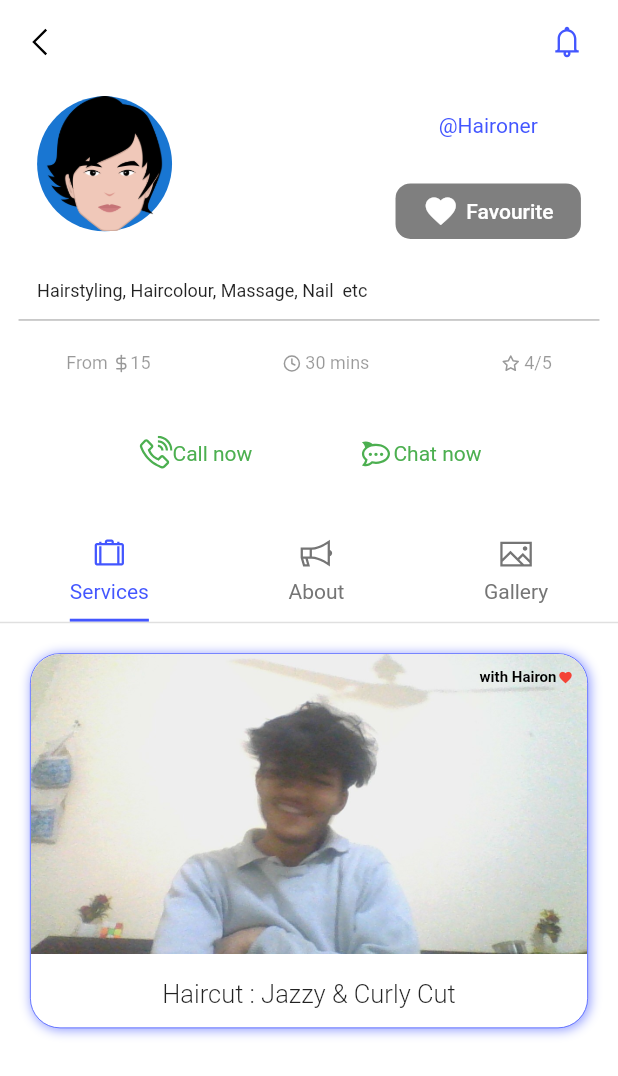
After one commit to sanyogsr/hairon, a Flutter app: the SalonScreen screen opened directly, on a phone screen of 412 x 824 dp. The commit adds this screen. Shown: the top 1076 px of the screen. Run offline on Flutter 3.47's test engine with Material 2 defaults, Android fonts, the phone set to English and light mode, and no system bars; our stand-ins replace flutter_feather_icons, intl_phone_field, line_icons, photo_view.

Commit message:
salon screen added

```diff
--- a/lib/config/on_generate_route.dart
+++ b/lib/config/on_generate_route.dart
@@ -1,6 +1,7 @@
 import 'package:flutter/material.dart';
 import 'package:flutter/widgets.dart';
 import 'package:hairon/config/route_constants.dart';
+import 'package:hairon/features/Salon/presentation/pages/salon_screen.dart';
 import 'package:hairon/features/layout/presentation/pages/mobile_screen_layout.dart';
 import 'package:hairon/features/appointments/presentation/pages/appointment_screen.dart';
 import 'package:hairon/features/Authentication/presentation/pages/signup_screen.dart';
@@ -37,6 +38,10 @@ class OnGenerateRoute {
         {
           return materialBuilder(widget: ProfileScreen());
         }
+      case PageConst.salonScreen:
+        {
+          return materialBuilder(widget: SalonScreen());
+        }
 
       default:
         return materialBuilder(widget: ErrorPage());
--- a/lib/config/route_constants.dart
+++ b/lib/config/route_constants.dart
@@ -1,10 +1,10 @@
 class AppConst {}
 
 class PageConst {
-
   static const String homeScreen = "homeScreen";
   static const String discoverScreen = "discoverScreen";
   static const String appointmentScreen = "appointmentScreen";
   static const String profileScreen = "profileScreen";
   static const String mobileScreenLayout = "mobileScreenLayout";
+  static const String salonScreen = "salonScreen";
 }
--- a/lib/features/Home/presentation/pages/home_screen.dart
+++ b/lib/features/Home/presentation/pages/home_screen.dart
@@ -1,138 +1,5 @@
-// import 'package:flutter/material.dart';
-// import 'package:hairon/core/common/widgets/appointment_time_card.dart';
-// import 'package:hairon/features/Home/presentation/widgets/homescreen/below_header_bar_widget.dart';
-// import 'package:hairon/features/Home/presentation/widgets/homescreen/header_bar_widget.dart';
-// import 'package:hairon/core/styling/theme/style.dart';
-// // import 'dart:js_util';
-
-// class HomeScreen extends StatefulWidget {
-//   const HomeScreen({Key? key}) : super(key: key);
-
-//   @override
-//   State<HomeScreen> createState() => _HomeScreenState();
-// }
-
-// class _HomeScreenState extends State<HomeScreen> {
-
-//   @override
-//   Widget build(BuildContext context) {
-//     return Scaffold(
-//         backgroundColor: backgroundColor,
-//         body: SafeArea(
-
-//               child: Stack( children: [
-//                     Positioned(
-//                         child: Column(
-//                       children: [
-//                         HeaderBarWidget(),
-//                         SizedBox(
-//                           height: 70,
-//                         ),
-//                         BelowHeaderBarWidget(
-//                           name: "Kunal",
-//                         ),
-//                       ],
-//                     )),
-//                     Positioned(
-//                         right: 0,
-//                         bottom: 0,
-//                         left: 0,
-//                         child: Container(
-//                           height: MediaQuery.of(context).size.height * 0.5,
-//                           decoration: BoxDecoration(
-//                               color: whiteColor,
-//                               borderRadius: BorderRadius.only(
-//                                 topLeft: Radius.circular(45),
-//                                 topRight: Radius.circular(45),
-//                               )),
-//                           child: Padding(
-//                               padding: EdgeInsets.only(
-//                                   top: 50, left: 20, right: 20, bottom: 10),
-//                               child: Column(
-//                                 children: [
-//                                   Row(
-//                                     mainAxisAlignment: MainAxisAlignment.spaceAround,
-//                                     children: [
-//                                       _serviceItem(
-//                                           height: 40,
-//                                           width: 40,
-//                                           serviceImage: "assets/women_hairon.png",
-//                                           serviceName: "Women"),
-//                                       _serviceItem(
-//                                           height: 40,
-//                                           width: 40,
-//                                           serviceImage: "assets/man.png",
-//                                           serviceName: "Men"),
-//                                       _serviceItem(
-//                                           height: 40,
-//                                           width: 40,
-//                                           serviceImage: "assets/women_hairon.png",
-//                                           serviceName: "Women"),
-//                                     ],
-//                                   ),
-//                                   SizedBox(
-//                                     height: 60,
-//                                   ),
-//                                   Row(
-//                                     mainAxisAlignment: MainAxisAlignment.spaceAround,
-//                                     children: [
-//                                       _serviceItem(
-//                                           height: 40,
-//                                           width: 40,
-//                                           serviceImage: "assets/women_hairon.png",
-//                                           serviceName: "Women"),
-//                                       _serviceItem(
-//                                           height: 40,
-//                                           width: 40,
-//                                           serviceImage: "assets/women_hairon.png",
-//                                           serviceName: "Women"),
-//                                       _serviceItem(
-//                                           height: 40,
-//                                           width: 40,
-//                                           serviceImage: "assets/women_hairon.png",
-//                                           serviceName: "Women"),
-//                                     ],
-//                                   ),
-//                                   SizedBox(
-//                                     height: 60,
-//                                   ),
-//                                  AppointmentTimeCard(color: fadeColor,)
-//                                 ],
-//                               )),
-//                         )),
-//                   ],
-//                 ),
-//             ),
-
-//         );
-//   }
-
-//   Widget _serviceItem(
-//       {required String serviceImage,
-//       required String serviceName,
-//       required double width,
-//       required double height}) {
-//     return Column(
-//       children: [
-//         Image.asset(
-//           "$serviceImage",
-//           scale: 5,
-//           width: width,
-//           height: height,
-//         ),
-//         SizedBox(
-//           height: 8,
-//         ),
-//         Text(
-//           '$serviceName',
-//           style: TextStyle(fontSize: 14, fontWeight: FontWeight.w500),
-//         )
-//       ],
-//     );
-//   }
-// }
-
 import 'package:flutter/material.dart';
+import 'package:hairon/config/route_constants.dart';
 import 'package:hairon/core/common/widgets/appointment_time_card.dart';
 import 'package:hairon/features/Home/presentation/widgets/homescreen/below_header_bar_widget.dart';
 import 'package:hairon/features/Home/presentation/widgets/homescreen/header_bar_widget.dart';
@@ -175,14 +42,17 @@ class HomeScreen extends StatelessWidget {
                         mainAxisAlignment: MainAxisAlignment.spaceAround,
                         children: [
                           _serviceItem(
+                            context: context,
                             serviceImage: "assets/women_hairon.png",
                             serviceName: "Women",
                           ),
                           _serviceItem(
+                            context: context,
                             serviceImage: "assets/man.png",
                             serviceName: "Men",
                           ),
                           _serviceItem(
+                            context: context,
                             serviceImage: "assets/women_hairon.png",
                             serviceName: "Women",
                           ),
@@ -193,14 +63,17 @@ class HomeScreen extends StatelessWidget {
                         mainAxisAlignment: MainAxisAlignment.spaceAround,
                         children: [
                           _serviceItem(
+                            context: context,
                             serviceImage: "assets/women_hairon.png",
                             serviceName: "Women",
                           ),
                           _serviceItem(
+                            context: context,
                             serviceImage: "assets/women_hairon.png",
                             serviceName: "Women",
                           ),
                           _serviceItem(
+                            context: context,
                             serviceImage: "assets/women_hairon.png",
                             serviceName: "Women",
                           ),
@@ -219,11 +92,15 @@ class HomeScreen extends StatelessWidget {
     );
   }
 
-  Widget _serviceItem({
-    required String serviceImage,
+  Widget _serviceItem(
+      {required String serviceImage,
       required String serviceName,
-  }) {
-    return Column(
+      required BuildContext context}) {
+    return InkWell(
+      onTap: () {
+        Navigator.pushNamed(context, PageConst.discoverScreen);
+      },
+      child: Column(
         children: [
           Image.asset(
             serviceImage,
@@ -237,6 +114,7 @@ class HomeScreen extends StatelessWidget {
             style: TextStyle(fontSize: 14, fontWeight: FontWeight.w500),
           ),
         ],
+      ),
     );
   }
 }
--- /dev/null
+++ b/lib/features/Salon/presentation/pages/salon_screen.dart
@@ -0,0 +1,301 @@
+import "package:flutter/material.dart";
+import 'package:flutter_feather_icons/flutter_feather_icons.dart';
+import 'package:hairon/core/common/widgets/simple_text.dart';
+import 'package:hairon/core/styling/theme/style.dart';
+import 'package:hairon/features/Salon/presentation/widgets/favourite_button.dart';
+import 'package:hairon/features/profile/presentation/widgets/profileScreen/Favourite_widget.dart';
+import 'package:hairon/features/profile/presentation/widgets/profileScreen/My_haircuts_widgets.dart';
+import 'package:hairon/features/profile/presentation/widgets/profileScreen/edit_profile.dart';
+import 'package:line_icons/line_icons.dart';
+
+class SalonScreen extends StatefulWidget {
+  SalonScreen({Key? key}) : super(key: key);
+
+  @override
+  State<SalonScreen> createState() => _SalonScreenState();
+}
+
+class _SalonScreenState extends State<SalonScreen> {
+  bool isFavourite = false;
+  final PageController _pageController = PageController();
+  int currentPageIndex = 0;
+  List<Widget> pages = [MyHaircutsWidget(), FavouriteWidget(), EditProfile()];
+
+  @override
+  Widget build(BuildContext context) {
+    final screenHeight = MediaQuery.of(context).size.height;
+    final screenWidth = MediaQuery.of(context).size.width;
+
+    return Scaffold(
+      backgroundColor: fadeColor,
+      appBar: AppBar(
+        elevation: 0,
+        backgroundColor: whiteColor,
+        leading: IconButton(
+          onPressed: () {
+            Navigator.pop(context);
+          },
+          icon: Icon(
+            LineIcons.angleLeft,
+            color: blackColor,
+          ),
+        ),
+        actions: [
+          Padding(
+            padding: const EdgeInsets.only(right: 10),
+            child: IconButton(
+              onPressed: () {},
+              icon: Icon(
+                LineIcons.bell,
+                color: primaryColor,
+                size: 25,
+              ),
+            ),
+          ),
+        ],
+      ),
+      body: CustomScrollView(
+        physics: AlwaysScrollableScrollPhysics(parent: BouncingScrollPhysics()),
+        slivers: [
+          SliverToBoxAdapter(
+            child: Container(
+              width: double.infinity,
+              color: whiteColor,
+              child: Column(
+                children: [
+                  SizedBox(
+                    height: screenHeight * .01,
+                  ),
+                  Container(
+                    margin:
+                        EdgeInsets.symmetric(horizontal: screenHeight * .03),
+                    child: Row(
+                      mainAxisAlignment: MainAxisAlignment.spaceBetween,
+                      crossAxisAlignment: CrossAxisAlignment.start,
+                      children: [
+                        Column(
+                          crossAxisAlignment: CrossAxisAlignment.start,
+                          children: [
+                            Row(
+                              crossAxisAlignment: CrossAxisAlignment.start,
+                              children: [
+                                CircleAvatar(
+                                  radius: 45,
+                                  child: Image.asset("assets/man.png"),
+                                ),
+                              ],
+                            ),
+                            SizedBox(height: screenHeight * .04),
+                            SimpleText(
+                                text:
+                                    "Hairstyling, Haircolour, Massage, Nail  etc",
+                                fontsize: 12),
+                          ],
+                        ),
+                        Column(
+                          children: [
+                            SizedBox(
+                              height: screenHeight * .014,
+                            ),
+                            Text(
+                              "@Haironer",
+                              style: TextStyle(color: primaryColor),
+                            ),
+                            SizedBox(
+                              height: screenHeight * .037,
+                            ),
+                            favouriteButton(
+                                isFavourite: isFavourite,
+                                favouritebutton: () {
+                                  setState(() {
+                                    isFavourite = !isFavourite;
+                                  });
+                                },
+                                context: context,
+                                title: "Favourite")
+                          ],
+                        )
+                      ],
+                    ),
+                  ),
+                  SizedBox(height: screenHeight * .005),
+                  Divider(
+                    color: blackColor.withOpacity(.4),
+                    indent: screenWidth * .03,
+                    endIndent: screenWidth * .03,
+                  ),
+                  SizedBox(height: screenHeight * .017),
+                  Row(
+                    mainAxisAlignment: MainAxisAlignment.spaceAround,
+                    children: [
+                      Row(
+                        children: [
+                          SimpleText(
+                            text: "From ",
+                            fontsize: 12,
+                            color: blackColor.withOpacity(.4),
+                          ),
+                          Icon(
+                            FeatherIcons.dollarSign,
+                            size: 12,
+                            color: blackColor.withOpacity(.4),
+                          ),
+                          SimpleText(
+                              text: "15",
+                              fontsize: 12,
+                              color: blackColor.withOpacity(.4))
+                        ],
+                      ),
+                      Row(
+                        children: [
+                          Icon(
+                            FeatherIcons.clock,
+                            size: 12,
+                            color: blackColor.withOpacity(.4),
+                          ),
+                          SimpleText(
+                              text: " 30 mins",
+                              fontsize: 12,
+                              color: blackColor.withOpacity(.4))
+                        ],
+                      ),
+                      Row(
+                        children: [
+                          Icon(
+                            FeatherIcons.star,
+                            size: 12,
+                            color: blackColor.withOpacity(.4),
+                          ),
+                          SimpleText(
+                              text: " 4/5",
+                              fontsize: 12,
+                              color: blackColor.withOpacity(.4))
+                        ],
+                      ),
+                    ],
+                  ),
+                  SizedBox(height: screenHeight * .05),
+                  Row(
+                    mainAxisAlignment: MainAxisAlignment.center,
+                    children: [
+                      InkWell(
+                        onTap: () {},
+                        child: Container(
+                          child: Row(
+                            children: [
+                              Icon(
+                                LineIcons.phoneVolume,
+                                color: Colors.green,
+                              ),
+                              Text(
+                                "Call now",
+                                style: TextStyle(color: Colors.green),
+                              )
+                            ],
+                          ),
+                        ),
+                      ),
+                      SizedBox(
+                        width: screenWidth * .17,
+                      ),
+                      InkWell(
+                        onTap: () {},
+                        child: Container(
+                          child: Row(
+                            children: [
+                              Icon(
+                                LineIcons.rocketChat,
+                                color: Colors.green,
+                              ),
+                              Text(
+                                "Chat now",
+                                style: TextStyle(color: Colors.green),
+                              )
+                            ],
+                          ),
+                        ),
+                      )
+                    ],
+                  ),
+                  SizedBox(height: screenHeight * .04),
+                  Row(
+                    mainAxisAlignment: MainAxisAlignment.spaceAround,
+                    children: [
+                      _buildNavItem(
+                          title: "Services",
+                          index: 0,
+                          icon: LineIcons.suitcase),
+                      _buildNavItem(
+                          title: "About", index: 1, icon: LineIcons.bullhorn),
+                      _buildNavItem(
+                          title: "Gallery", index: 2, icon: LineIcons.image)
+                    ],
+                  ),
+                  Container(
+                    height: 1.0,
+                    width: double.infinity,
+                    color: Colors.grey[300], // Fade grey line
+                  ),
+                  Container(
+                    height: screenHeight,
+                    child: PageView.builder(
+                      controller: _pageController,
+                      scrollBehavior: MaterialScrollBehavior(),
+                      itemBuilder: (context, index) {
+                        return pages[index];
+                      },
+                      itemCount: pages.length,
+                      onPageChanged: (index) {
+                        setState(() {
+                          currentPageIndex = index;
+                        });
+                      },
+                    ),
+                  ),
+                ],
+              ),
+            ),
+          ),
+        ],
+      ),
+    );
+  }
+
+  Widget _buildNavItem(
+      {required String title, required int index, required IconData icon}) {
+    return GestureDetector(
+      onTap: () {
+        _pageController.animateToPage(index,
+            duration: Duration(milliseconds: 500), curve: Curves.easeInOut);
+      },
+      child: Container(
+        padding: EdgeInsets.symmetric(vertical: 10.0),
+        decoration: BoxDecoration(
+            border: Border(
+                bottom: BorderSide(
+                    width: 2,
+                    color: currentPageIndex == index
+                        ? primaryColor ?? Colors.transparent
+                        : Colors.transparent))),
+        child: Column(
+          children: [
+            Icon(icon,
+                color: currentPageIndex == index
+                    ? primaryColor
+                    : Colors.grey[600]),
+            SizedBox(
+              height: 5,
+            ),
+            Text(
+              title,
+              style: TextStyle(
+                  color: currentPageIndex == index
+                      ? primaryColor
+                      : Colors.grey[600]),
+            ),
+          ],
+        ),
+      ),
+    );
+  }
+}
--- /dev/null
+++ b/lib/features/Salon/presentation/widgets/button.dart
@@ -0,0 +1,24 @@
+import 'package:flutter/material.dart';
+import 'package:hairon/core/styling/theme/style.dart';
+
+Widget salonScreenButton(
+    {required BuildContext context, required String title}) {
+  final screenHeight = MediaQuery.of(context).size.height;
+  final screenWidth = MediaQuery.of(context).size.width;
+
+  return InkWell(
+    child: Container(
+      height: screenHeight * .045,
+      width: screenWidth * 0.23,
+      decoration: BoxDecoration(
+          color: primaryColor,
+          borderRadius: BorderRadius.all(Radius.circular(10))),
+      child: Center(
+        child: Text(
+          title,
+          style: TextStyle(color: whiteColor),
+        ),
+      ),
+    ),
+  );
+}
--- /dev/null
+++ b/lib/features/Salon/presentation/widgets/favourite_button.dart
@@ -0,0 +1,45 @@
+import 'package:flutter/material.dart';
+import 'package:hairon/core/styling/theme/style.dart';
+
+Widget favouriteButton(
+    {required BuildContext context,
+    required String title,
+    required VoidCallback favouritebutton,
+    required bool isFavourite}) {
+  final screenHeight = MediaQuery.of(context).size.height;
+  final screenWidth = MediaQuery.of(context).size.width;
+
+  return InkWell(
+    onTap: () {
+      favouritebutton();
+    },
+    child: Container(
+      // padding: EdgeInsets.all(5),
+      height: screenHeight * .045,
+      width: screenWidth * 0.3,
+      decoration: BoxDecoration(
+          color: isFavourite ? whiteColor : blackColor.withOpacity(.5),
+          borderRadius: BorderRadius.all(Radius.circular(10))),
+      child: Center(
+        child: Row(
+          mainAxisAlignment: MainAxisAlignment.center,
+          children: [
+            Icon(
+              Icons.favorite,
+              color: isFavourite ? Colors.red : whiteColor,
+            ),
+            SizedBox(
+              width: 5,
+            ),
+            Text(
+              title,
+              style: TextStyle(
+                  color: isFavourite ? Colors.red : whiteColor,
+                  fontWeight: FontWeight.w500),
+            ),
+          ],
+        ),
+      ),
+    ),
+  );
+}
--- a/lib/features/discover/presentation/pages/discover_screen.dart
+++ b/lib/features/discover/presentation/pages/discover_screen.dart
@@ -83,7 +83,7 @@ class _DiscoverScreenState extends State<DiscoverScreen> {
           SliverList(
             delegate: SliverChildBuilderDelegate(
               (BuildContext context, int index) {
-                return salonCard(); // Replace with your custom card widget
+                return salonCard(context); // Replace with your custom card widget
               },
               childCount: 10, // Replace with your item count
             ),
--- a/lib/features/discover/presentation/widgets/discoverscreen/salon_card.dart
+++ b/lib/features/discover/presentation/widgets/discoverscreen/salon_card.dart
@@ -1,11 +1,16 @@
 import 'package:flutter/material.dart';
 import 'package:flutter_feather_icons/flutter_feather_icons.dart';
+import 'package:hairon/config/route_constants.dart';
 import 'package:hairon/core/common/widgets/blue_color_text.dart';
 import 'package:hairon/core/common/widgets/simple_text.dart';
 import 'package:hairon/core/styling/theme/style.dart';
 
-Widget salonCard() {
+Widget salonCard(BuildContext context) {
   return InkWell(
+    onTap: () {
+      Navigator.pushNamed(context, PageConst.salonScreen);
+      // NestedNavigatorState().
+    },
     child: Container(
       margin: EdgeInsets.all(15),
       width: 360,
--- a/lib/features/profile/presentation/widgets/profileScreen/My_haircuts_widgets.dart
+++ b/lib/features/profile/presentation/widgets/profileScreen/My_haircuts_widgets.dart
@@ -7,15 +7,6 @@ class MyHaircutsWidget extends StatelessWidget {
 
   @override
   Widget build(BuildContext context) {
-    return ListView.builder(
-        physics: AlwaysScrollableScrollPhysics(parent: BouncingScrollPhysics()),
-        itemCount: 10,
-        itemBuilder: (context, index) {
-          return photoCard();
-        });
-  }
-
-  Widget photoCard() {
     return Stack(children: [
       Container(
         margin: EdgeInsets.all(20),
--- a/pubspec.yaml
+++ b/pubspec.yaml
@@ -43,6 +43,8 @@ dependencies:
   photo_view: ^0.14.0
   intl_phone_number_input: ^0.7.3+1
   intl_phone_field: ^3.2.0
+  go_router: ^11.1.2
+  line_icons: ^2.0.3
 
 dev_dependencies:
   flutter_test:
```
Also changed, not shown: lib/main.dart (line endings or trailing spaces), pubspec.lock. Lines whose indentation alone changed are shown as unchanged.
